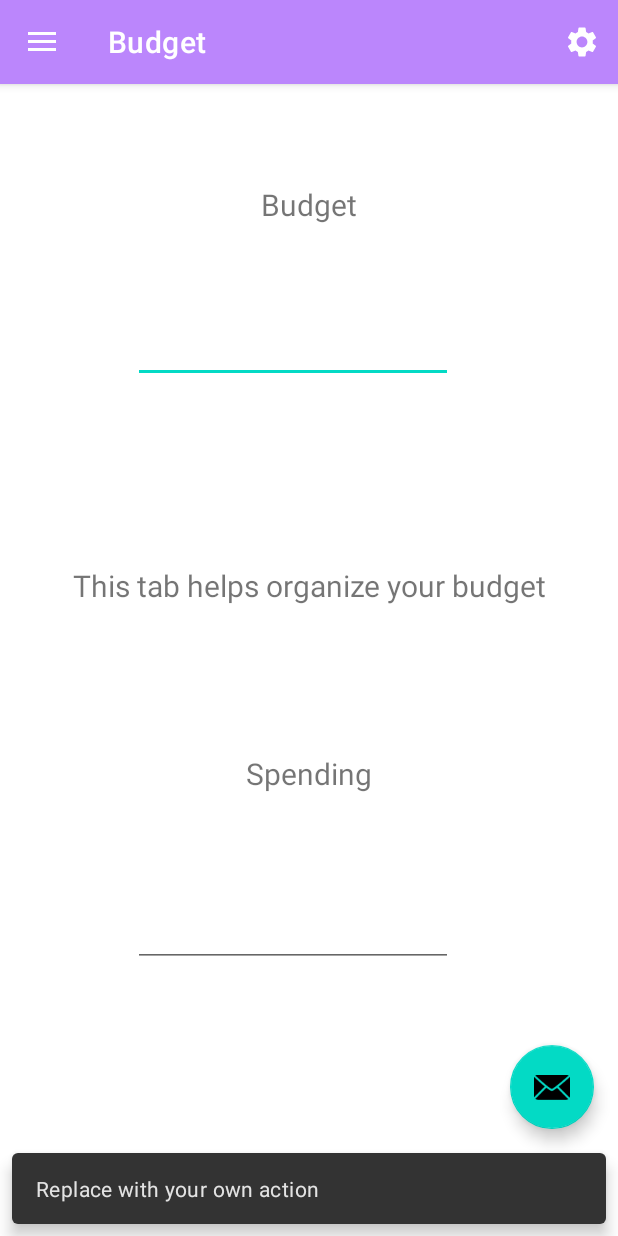
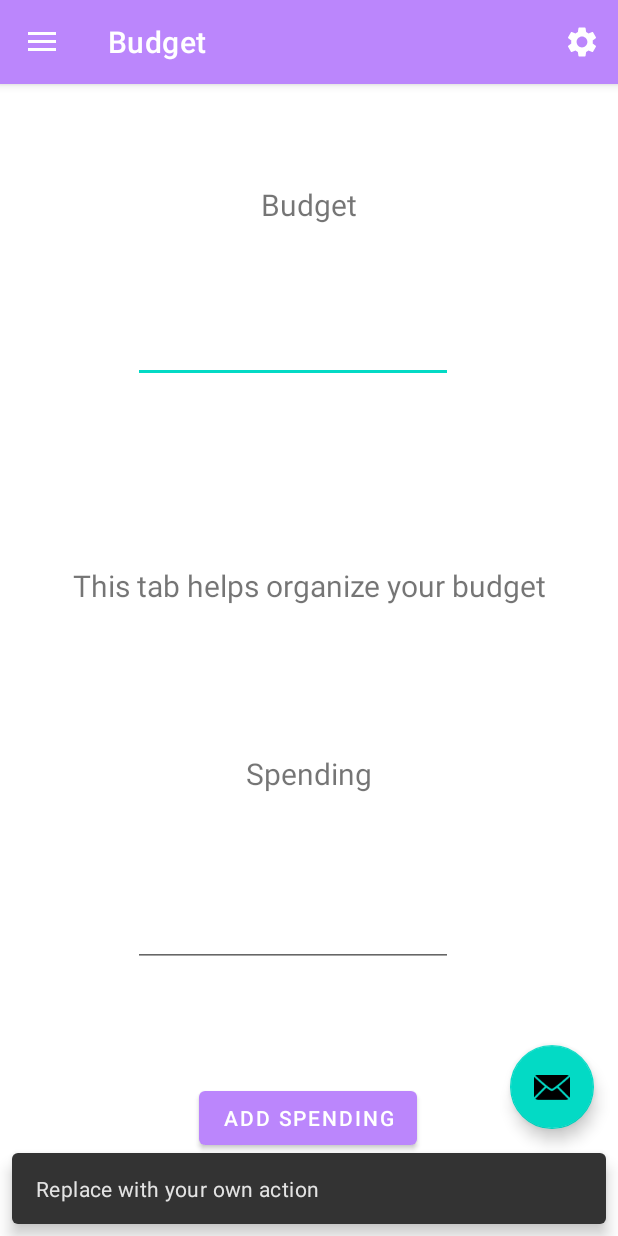
Before and after one commit to Vlad-Dima21/Proiect-MDS, an Android app: the screen it shows after launch (MainActivity), in the side drawer, after a tap on "Budget", on a phone screen of 412 x 824 dp. Run offline under Robolectric (Android 15) with nearby library versions, the phone set to English and light mode, and no system bars; our stand-ins replace navigation-ui.

Commit message:
Changes on budget

```diff
--- a/app/src/main/java/com/example/proiectmds/ui/budget/BudgetFragment.java
+++ b/app/src/main/java/com/example/proiectmds/ui/budget/BudgetFragment.java
@@ -4,6 +4,7 @@ import android.os.Bundle;
 import android.view.LayoutInflater;
 import android.view.View;
 import android.view.ViewGroup;
+import android.widget.Button;
 import android.widget.TextView;
 
 import androidx.annotation.NonNull;
@@ -11,23 +12,62 @@ import androidx.fragment.app.Fragment;
 import androidx.lifecycle.ViewModelProvider;
 
 import com.example.proiectmds.databinding.FragmentBudgetBinding;
+import com.google.android.material.snackbar.Snackbar;
 
 public class BudgetFragment extends Fragment {
 
     private FragmentBudgetBinding binding;
 
-    public View onCreateView(@NonNull LayoutInflater inflater,
-                             ViewGroup container, Bundle savedInstanceState) {
+    public View onCreateView(@NonNull LayoutInflater inflater, ViewGroup container, Bundle savedInstanceState)
+    {
+
         BudgetViewModel budgetViewModel =
                 new ViewModelProvider(this).get(BudgetViewModel.class);
 
         binding = FragmentBudgetBinding.inflate(inflater, container, false);
         View root = binding.getRoot();
+        final Button btn = binding.btnSpending;
+        final TextView textView = binding.textBudget;
+        btn.setOnClickListener(new View.OnClickListener()
+        {
+            @Override
+            public void onClick(View view)
+            {
+//                Snackbar.make(view, "Replace with your own action", Snackbar.LENGTH_LONG).setAction("Action", null).show();
+                int a = Integer.parseInt(binding.Budget.getText().toString());
+                int b = Integer.parseInt(binding.Spending.getText().toString());
+                int diff = a - b;
+                if (diff < 0)
+                {
+                    Snackbar.make(view, "Budget cannot be lower than 0", Snackbar.LENGTH_LONG).setAction("Action", null).show();
+                }
+                else
+                {
+                    binding.Budget.setText(String.valueOf(diff));
+                }
 
-        final TextView textView = binding.textBudget;
+            }
+        });
         budgetViewModel.getText().observe(getViewLifecycleOwner(), textView::setText);
         return root;
     }
+
+//        public void onClick(View view)
+//        {
+////                Snackbar.make(view, "Replace with your own action", Snackbar.LENGTH_LONG).setAction("Action", null).show();
+//            int a = Integer.parseInt(binding.Budget.getText().toString());
+//            int b = Integer.parseInt(binding.Spending.getText().toString());
+//            int diff = a - b;
+//            if (diff < 0)
+//            {
+////                    Snackbar.make(view, "Budget cannot be lower than 0", Snackbar.LENGTH_LONG).setAction("Action", null).show();
+//            }
+//            else
+//            {
+//                binding.Budget.setText(diff);
+//            }
+//
+//        }
 
 
 
--- a/app/src/main/res/layout/fragment_budget.xml
+++ b/app/src/main/res/layout/fragment_budget.xml
@@ -84,4 +84,16 @@
         app:layout_constraintStart_toStartOf="parent"
         app:layout_constraintTop_toTopOf="parent"
         app:layout_constraintVertical_bias="0.752" />
+
+    <Button
+        android:id="@+id/btnSpending"
+        android:layout_width="wrap_content"
+        android:layout_height="wrap_content"
+        android:text="@string/add_spending"
+        app:layout_constraintBottom_toBottomOf="parent"
+        app:layout_constraintEnd_toEndOf="parent"
+        app:layout_constraintHorizontal_bias="0.498"
+        app:layout_constraintStart_toStartOf="parent"
+        app:layout_constraintTop_toTopOf="parent"
+        app:layout_constraintVertical_bias="0.924" />
 </androidx.constraintlayout.widget.ConstraintLayout>
--- a/app/src/main/res/values/strings.xml
+++ b/app/src/main/res/values/strings.xml
@@ -38,4 +38,5 @@
     <string name="budget2">Budget</string>
     <string name="budget">Budget</string>
     <string name="spending">Spending</string>
+    <string name="add_spending">Add Spending</string>
 </resources>
```
